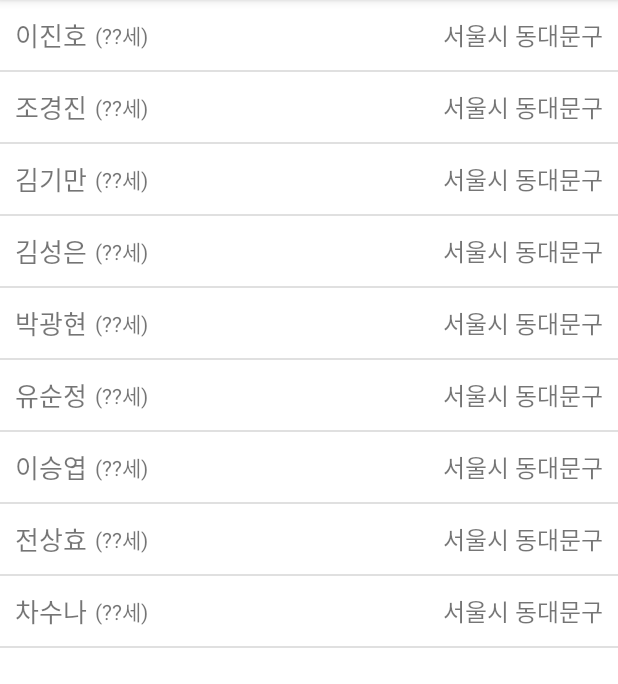
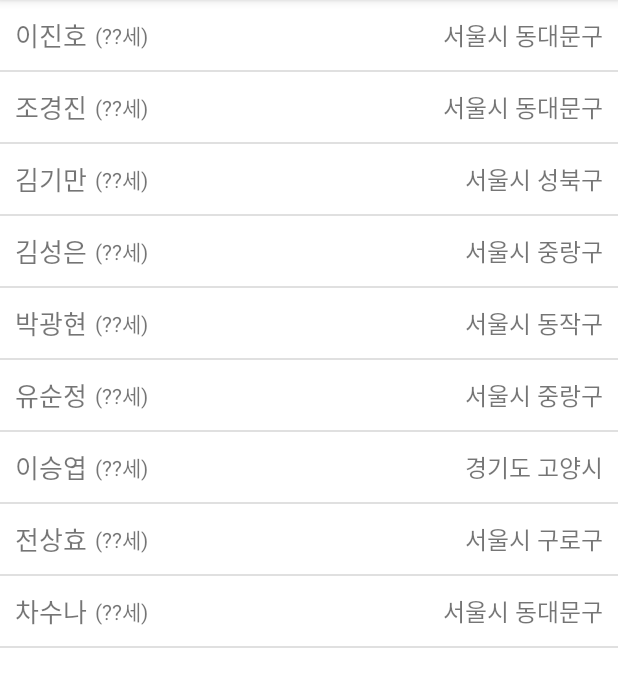
Before and after one commit to spris1513/ListView_20210905, an Android app: the screen it shows after launch (MainActivity), on a phone screen of 412 x 824 dp, the part 84-768 px from its top. Run offline under Robolectric (Android 15) with nearby library versions, the phone set to English and light mode, and no system bars.

Commit message:
주소도 실제 데이터 반영 / 나이정보까지 row작업

```diff
--- a/app/src/main/java/com/neppplus/listview_20210905/adapters/StudentAdapter.kt
+++ b/app/src/main/java/com/neppplus/listview_20210905/adapters/StudentAdapter.kt
@@ -41,8 +41,12 @@ class StudentAdapter(
 
 //        row의 내부에서, 필요한 텍스트뷰 등 UI요소들을 가져오자.
         val nameTxt = row.findViewById<TextView>( R.id.nameTxt )
+        val adressTxt = row.findViewById<TextView>(R.id.addressTxt)
+        val ageTxt = row.findViewById<TextView>(R.id.ageTxt)
 
         nameTxt.text = data.name
+        adressTxt.text = data.address
+
 
 //        만들어진 row를 getView 작업의 결과물로 지정.
 
--- a/app/src/main/res/layout/student_list_item.xml
+++ b/app/src/main/res/layout/student_list_item.xml
@@ -19,6 +19,7 @@
             android:textSize="17sp" />
 
         <TextView
+            android:id="@+id/ageTxt"
             android:layout_width="wrap_content"
             android:layout_height="wrap_content"
             android:layout_marginLeft="5dp"
@@ -30,6 +31,7 @@
             android:layout_weight="1"/>
 
         <TextView
+            android:id="@+id/addressTxt"
             android:layout_width="wrap_content"
             android:layout_height="wrap_content"
             android:text="서울시 동대문구"
```
